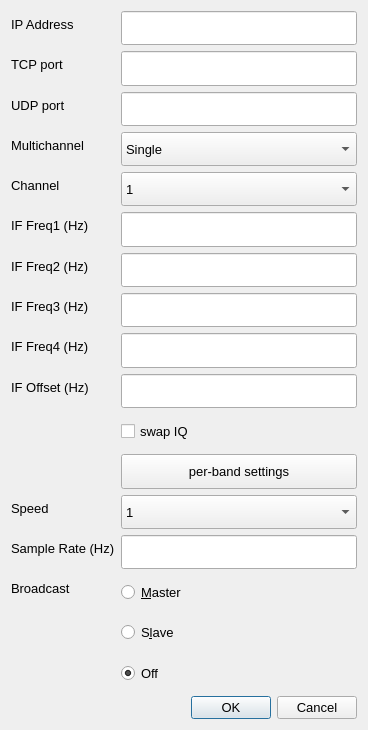
The window that so2sdr-bandmap/afedrisetup.ui (n4ogw/so2sdr) describes before a commit, drawn with Qt 5.
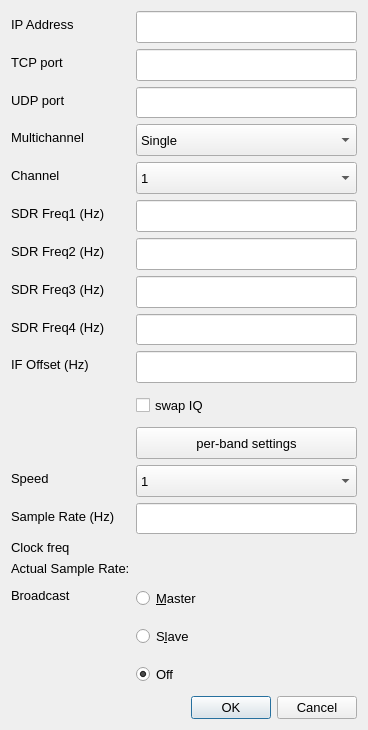
The same window after the commit.

Patch:
```diff
--- a/so2sdr-bandmap/afedrisetup.ui
+++ b/so2sdr-bandmap/afedrisetup.ui
@@ -186,7 +186,7 @@
      <item row="5" column="0">
       <widget class="QLabel" name="label_2">
        <property name="text">
-        <string>IF Freq1 (Hz)</string>
+        <string>SDR Freq1 (Hz)</string>
        </property>
       </widget>
      </item>
@@ -206,7 +206,7 @@
      <item row="6" column="0">
       <widget class="QLabel" name="label_5">
        <property name="text">
-        <string>IF Freq2 (Hz)</string>
+        <string>SDR Freq2 (Hz)</string>
        </property>
       </widget>
      </item>
@@ -229,7 +229,7 @@
      <item row="7" column="0">
       <widget class="QLabel" name="label_6">
        <property name="text">
-        <string>IF Freq3 (Hz)</string>
+        <string>SDR Freq3 (Hz)</string>
        </property>
       </widget>
      </item>
@@ -249,7 +249,7 @@
      <item row="8" column="0">
       <widget class="QLabel" name="label_7">
        <property name="text">
-        <string>IF Freq4 (Hz)</string>
+        <string>SDR Freq4 (Hz)</string>
        </property>
       </widget>
      </item>
@@ -306,14 +306,14 @@
        </property>
       </widget>
      </item>
-     <item row="15" column="0">
+     <item row="16" column="0">
       <widget class="QLabel" name="label_8">
        <property name="text">
         <string>Broadcast</string>
        </property>
       </widget>
      </item>
-     <item row="15" column="1">
+     <item row="16" column="1">
       <widget class="QRadioButton" name="broadcastMasterButton">
        <property name="sizePolicy">
         <sizepolicy hsizetype="MinimumExpanding" vsizetype="MinimumExpanding">
@@ -332,7 +332,7 @@
        </attribute>
       </widget>
      </item>
-     <item row="16" column="1">
+     <item row="17" column="1">
       <widget class="QRadioButton" name="broadcastSlaveButton">
        <property name="sizePolicy">
         <sizepolicy hsizetype="MinimumExpanding" vsizetype="MinimumExpanding">
@@ -351,7 +351,7 @@
        </attribute>
       </widget>
      </item>
-     <item row="17" column="1">
+     <item row="18" column="1">
       <widget class="QRadioButton" name="broadcastOffButton">
        <property name="sizePolicy">
         <sizepolicy hsizetype="MinimumExpanding" vsizetype="MinimumExpanding">
@@ -446,6 +446,40 @@
        </property>
       </widget>
      </item>
+     <item row="15" column="0">
+      <widget class="QLabel" name="label_14">
+       <property name="text">
+        <string>Actual Sample Rate:</string>
+       </property>
+      </widget>
+     </item>
+     <item row="15" column="1">
+      <widget class="QLabel" name="realSampleRateLabel">
+       <property name="toolTip">
+        <string>Actual sampling frequency of SDR</string>
+       </property>
+       <property name="text">
+        <string/>
+       </property>
+      </widget>
+     </item>
+     <item row="14" column="0">
+      <widget class="QLabel" name="label_15">
+       <property name="text">
+        <string>Clock freq</string>
+       </property>
+      </widget>
+     </item>
+     <item row="14" column="1">
+      <widget class="QLabel" name="clockFreqLabel">
+       <property name="toolTip">
+        <string>Clock frequency of SDR. Will be filled in after SDR has been starte.</string>
+       </property>
+       <property name="text">
+        <string/>
+       </property>
+      </widget>
+     </item>
     </layout>
    </item>
    <item>
```
Left out of the diff: 10 changed lines with no effect on the pictures.
